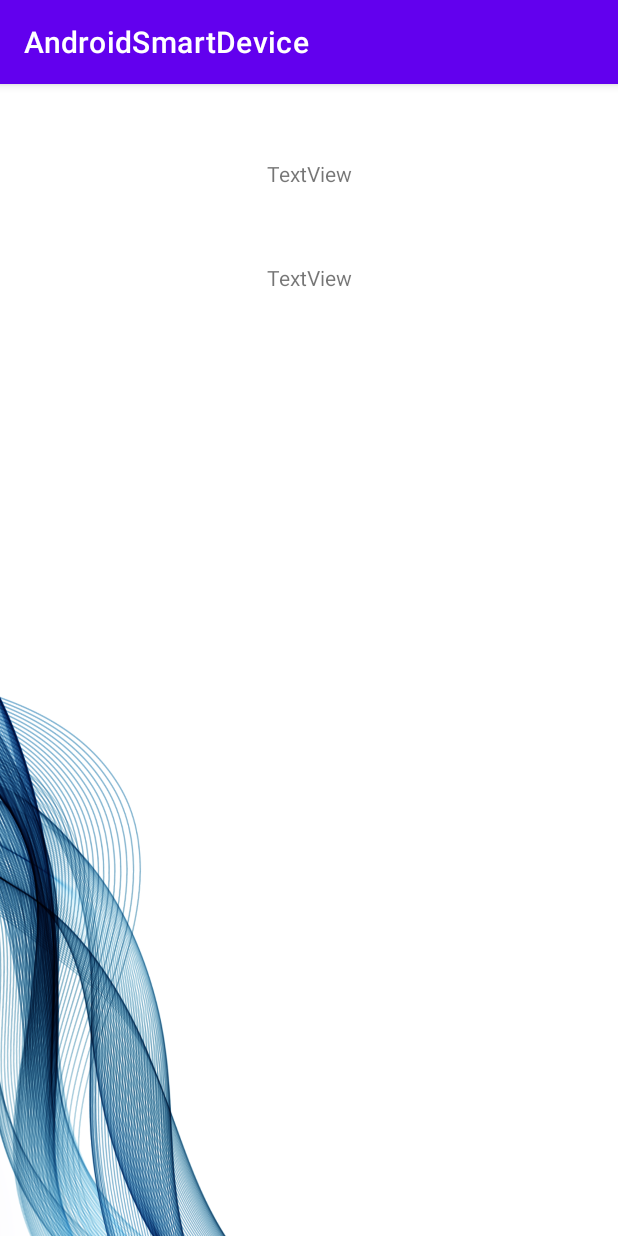
After one commit to ambreuuuh/AndroidSmartDevice, an Android app: the DetailDeviceActivity screen opened directly, with no data from a screen before it, on a phone screen of 412 x 824 dp. The commit adds this screen. Run offline under Robolectric (Android 15) with nearby library versions, the phone set to English and light mode, and no system bars.

Commit message:
nouvelles modifications

```diff
--- /dev/null
+++ b/app/src/main/java/fr/isen/aurelien/androidsmartdevice/DetailDeviceActivity.kt
@@ -0,0 +1,11 @@
+package fr.isen.aurelien.androidsmartdevice
+
+import androidx.appcompat.app.AppCompatActivity
+import android.os.Bundle
+
+class DetailDeviceActivity : AppCompatActivity() {
+    override fun onCreate(savedInstanceState: Bundle?) {
+        super.onCreate(savedInstanceState)
+        setContentView(R.layout.activity_detail)
+    }
+}
--- /dev/null
+++ b/app/src/main/res/layout/activity_detail.xml
@@ -0,0 +1,44 @@
+<?xml version="1.0" encoding="utf-8"?>
+<androidx.constraintlayout.widget.ConstraintLayout xmlns:android="http://schemas.android.com/apk/res/android"
+    xmlns:app="http://schemas.android.com/apk/res-auto"
+    xmlns:tools="http://schemas.android.com/tools"
+    android:layout_width="match_parent"
+    android:layout_height="match_parent"
+    tools:context=".DetailDeviceActivity">
+
+
+
+
+    <ImageView
+        android:id="@+id/imgfond"
+        android:layout_width="wrap_content"
+        android:layout_height="wrap_content"
+        android:layout_marginStart="-200dp"
+        android:layout_marginTop="200dp"
+        android:layout_marginEnd="180dp"
+        android:rotation="178"
+        app:layout_constraintEnd_toEndOf="parent"
+        app:layout_constraintStart_toStartOf="parent"
+        app:layout_constraintTop_toTopOf="parent"
+        app:srcCompat="@drawable/sans_titre__3_" />
+
+    <TextView
+        android:id="@+id/textView"
+        android:layout_width="wrap_content"
+        android:layout_height="wrap_content"
+        android:layout_marginTop="50dp"
+        android:text="TextView"
+        app:layout_constraintEnd_toEndOf="parent"
+        app:layout_constraintStart_toStartOf="parent"
+        app:layout_constraintTop_toTopOf="parent" />
+
+    <TextView
+        android:id="@+id/textView2"
+        android:layout_width="wrap_content"
+        android:layout_height="wrap_content"
+        android:layout_marginTop="50dp"
+        android:text="TextView"
+        app:layout_constraintEnd_toEndOf="parent"
+        app:layout_constraintStart_toStartOf="parent"
+        app:layout_constraintTop_toBottomOf="@+id/textView" />
+</androidx.constraintlayout.widget.ConstraintLayout>
--- a/app/src/main/res/layout/activity_scan.xml
+++ b/app/src/main/res/layout/activity_scan.xml
@@ -33,7 +33,8 @@
         style="?android:attr/progressBarStyleHorizontal"
         android:layout_width="0dp"
         android:layout_height="wrap_content"
-        android:visibility="invisible"
+        android:indeterminateTint="#1D4D7A"
+        android:visibility="visible"
         app:layout_constraintEnd_toEndOf="parent"
         app:layout_constraintHorizontal_bias="0.571"
         app:layout_constraintStart_toStartOf="parent"
```
Also changed, not shown: app/src/main/AndroidManifest.xml (+6 -6 lines), app/src/main/java/fr/isen/aurelien/androidsmartdevice/ScanActivity.kt (+93 -20 lines), app/src/main/java/fr/isen/aurelien/androidsmartdevice/ScanAdapter.kt (+16 -1 lines), app/src/main/res/layout/activity_data_actavity.xml (deleted, +0 -9 lines), app/src/main/res/layout/scan_cell.xml (+6 -1 lines), app/src/main/icone-playstore.png (added), app/src/main/res/drawable-img/bluetooth_search.gif (deleted), app/src/main/res/drawable/bluetooth_icone.jpg (added), app/src/main/res/mipmap-hdpi/icone_foreground.png (added), app/src/main/res/mipmap-mdpi/icone_foreground.png (added), app/src/main/res/mipmap-xhdpi/icone_foreground.png (added), app/src/main/res/mipmap-xxhdpi/icone_foreground.png (added), app/src/main/res/mipmap-xxxhdpi/icone_foreground.png (added).
